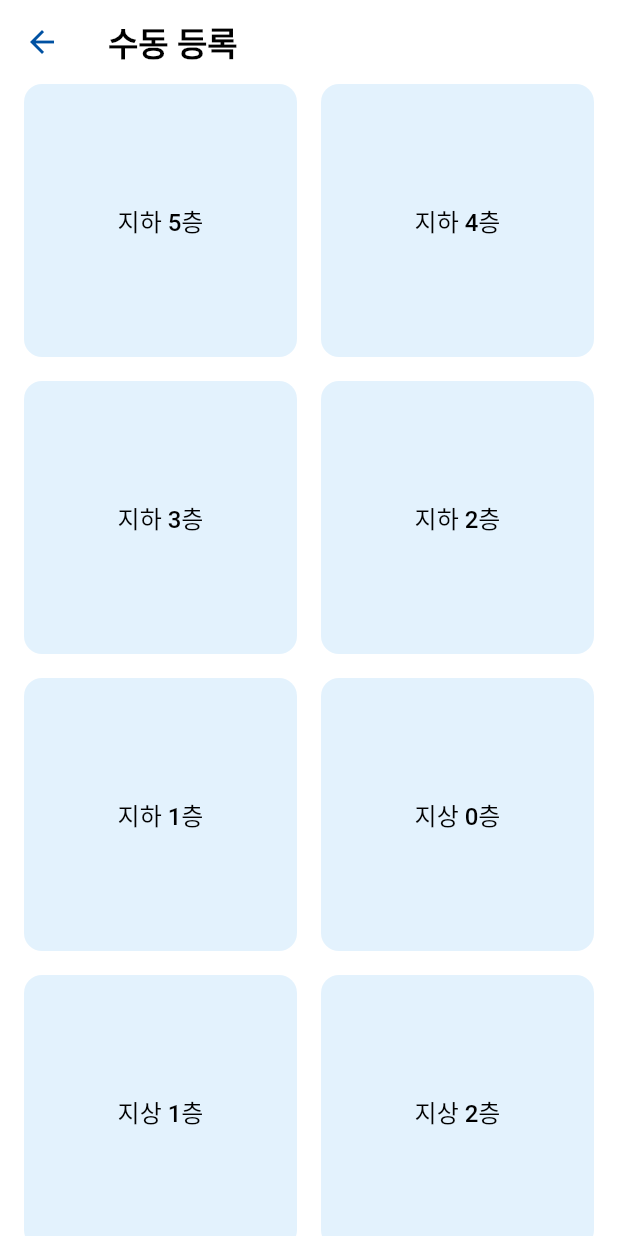
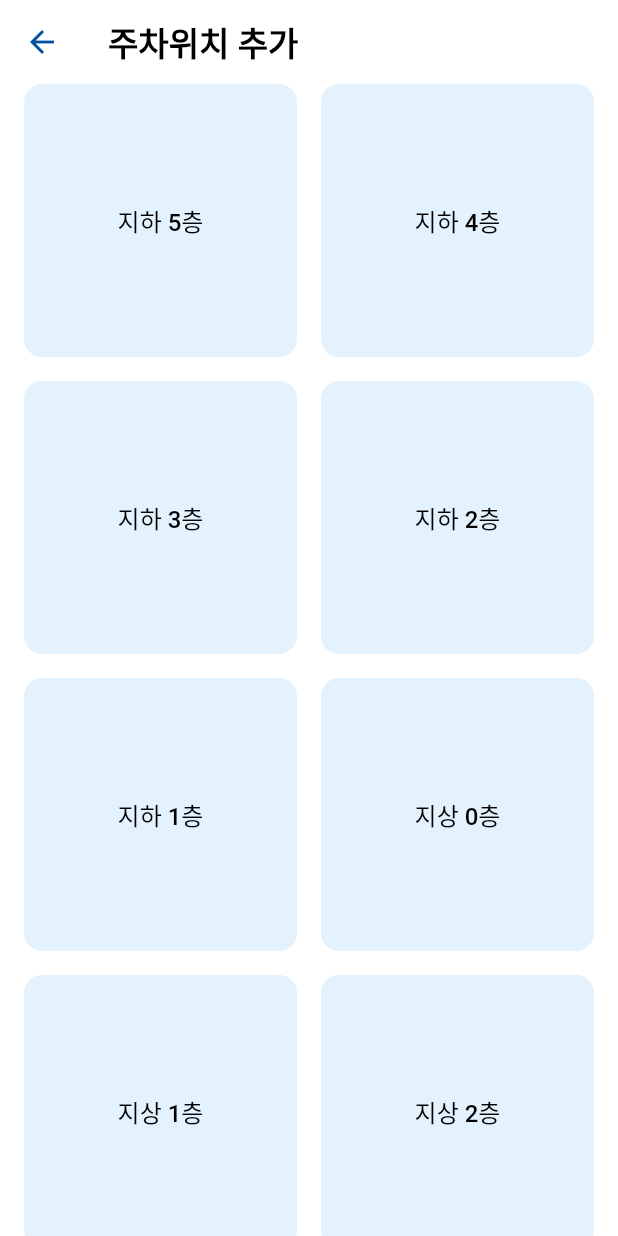
Before and after one commit to koreanhole/dropspot, a Flutter app: the ManualAddParkingScreen screen opened directly, on a phone screen of 412 x 824 dp. Run offline on Flutter 3.47's test engine with Material 3 defaults, Android fonts, the phone set to English and light mode, and no system bars; our stand-ins replace camera, flutter_dotenv, geolocator, logger, modal_bottom_sheet, permission_handler and 1 more; missing offline and left inert: exif, flutter_naver_map, google_mlkit_text_recognition; accounts and stored records are empty.

Commit message:
주차 위치 추가

```diff
--- a/lib/screens/manual_add_parking_screen.dart
+++ b/lib/screens/manual_add_parking_screen.dart
@@ -17,7 +17,7 @@ class ManualAddParkingScreen extends StatelessWidget {
     const manualParkingItems = [-5, -4, -3, -2, -1, 0, 1, 2, 3, 4];
 
     return Scaffold(
-      appBar: DropSpotAppBar(title: "수동 등록"),
+      appBar: DropSpotAppBar(title: "주차위치 추가"),
       body: Padding(
         padding: const EdgeInsets.symmetric(
             horizontal: defaultManualParkingItemPadding),
--- a/lib/screens/more_screen.dart
+++ b/lib/screens/more_screen.dart
@@ -81,7 +81,7 @@ class _RecognizedTextToggleState extends State<_RecognizedTextToggle> {
               ),
               SizedBox(height: 2),
               Text(
-                "이미지에서 주차 위치를 자동으로 인삭합니다.",
+                "이미지에서 주차 위치를 자동으로 인식합니다.",
                 style: moreScreenSublabelTextStyle,
               )
             ],
```
